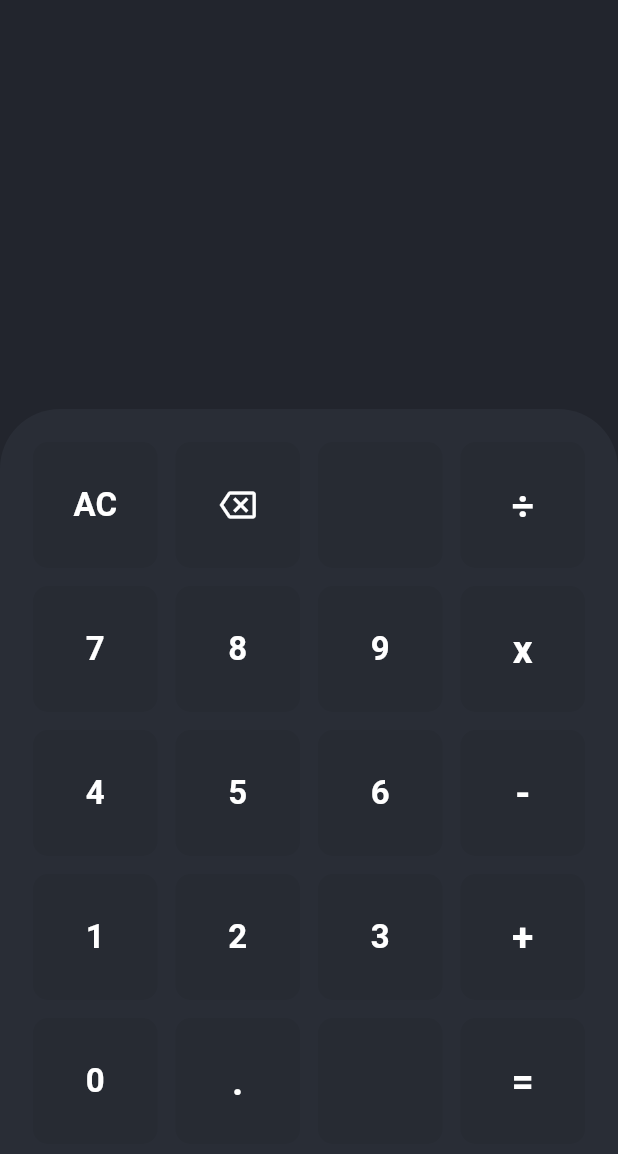
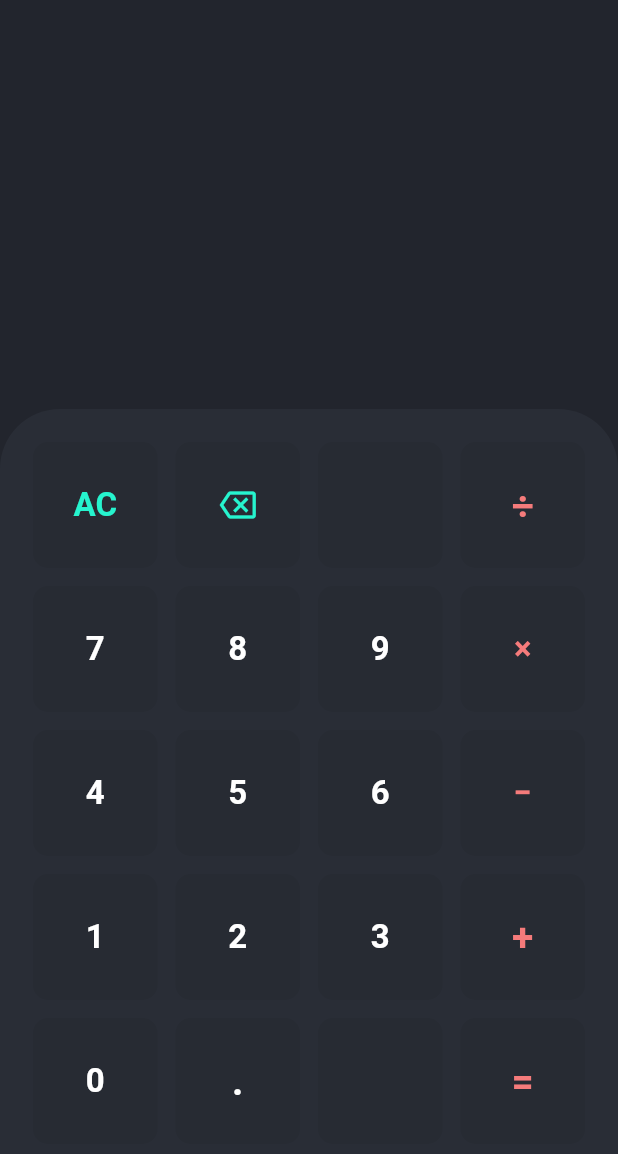
Before and after one commit to nadialvy/calculator-app, a Flutter app: the screen it shows after launch, on a phone screen of 412 x 824 dp, the part 59-1213 px from its top. Run offline on Flutter 3.47's test engine with Material 2 defaults, Android fonts, the phone set to English and light mode, and no system bars.

Commit message:
Color settings

```diff
--- a/lib/main.dart
+++ b/lib/main.dart
@@ -66,8 +66,8 @@ class MainScreen extends StatelessWidget{
       child: Column(
         children: [
           buildButtonRow('AC', '<', '', '÷'),
-          buildButtonRow('7', '8', '9', 'x'),
-          buildButtonRow('4', '5', '6', '-'),
+          buildButtonRow('7', '8', '9', '×'),
+          buildButtonRow('4', '5', '6', '−'),
           buildButtonRow('1', '2', '3', '+'),
           buildButtonRow('0', '.', '', '='),
         ],
--- a/lib/widget/button_widget.dart
+++ b/lib/widget/button_widget.dart
@@ -17,9 +17,10 @@ class ButtonWidget extends StatelessWidget{
 
   @override
   Widget build(BuildContext context) {
+    final color = getTextColor(text);
     final double fontSize = Utils.isOperator(text, hasEquals: true) ? 26 : 22;
     final style = TextStyle(
-      color: Colors.white,
+      color: color,
       fontSize: fontSize,
       fontWeight: FontWeight.bold,
     );
@@ -39,7 +40,7 @@ class ButtonWidget extends StatelessWidget{
             )
           ),
           child: text == '<' ?
-          const Icon(Icons.backspace_outlined, color: Colors.white)
+          const Icon(Icons.backspace_outlined, color: ColorsApp.delete)
           :
           Text(text, style: style,)
         ),
@@ -47,5 +48,20 @@ class ButtonWidget extends StatelessWidget{
     );
   }
 
+  Color getTextColor(String buttonText){
+    switch(buttonText){
+      case '+':
+      case '÷':
+      case '−':
+      case '×':
+      case '=':
+        return ColorsApp.operators;
+      case '<':
+      case 'AC':
+        return ColorsApp.delete;
+      default :
+        return ColorsApp.numbers;
+    }
+  }
 
 }
```
